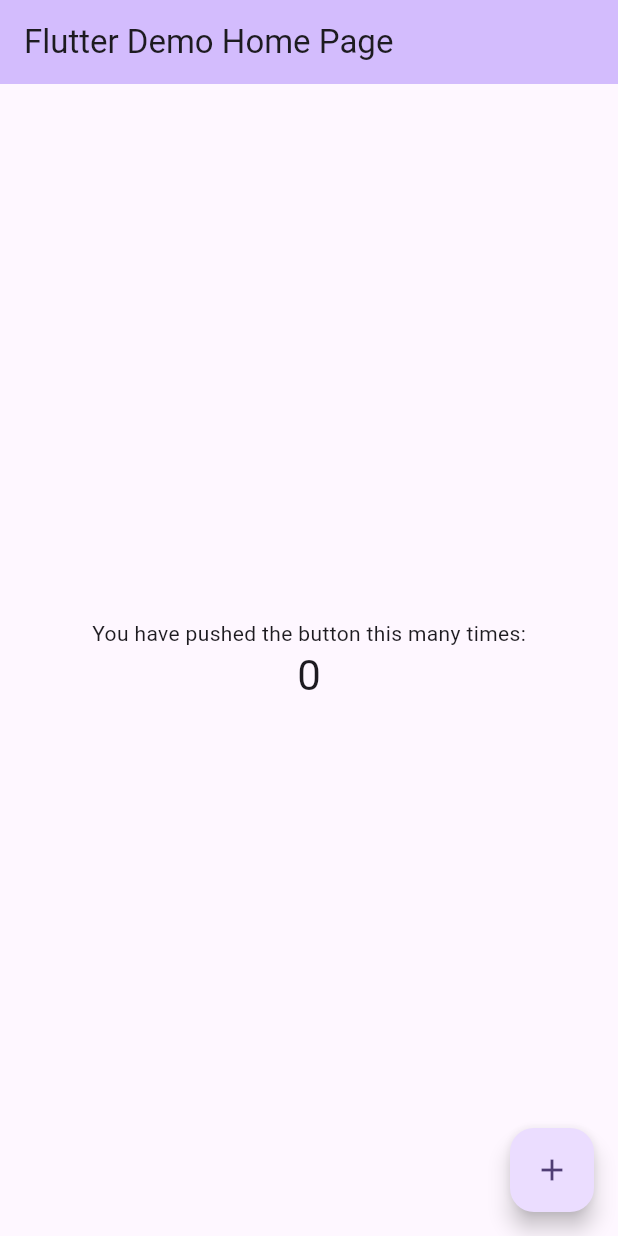
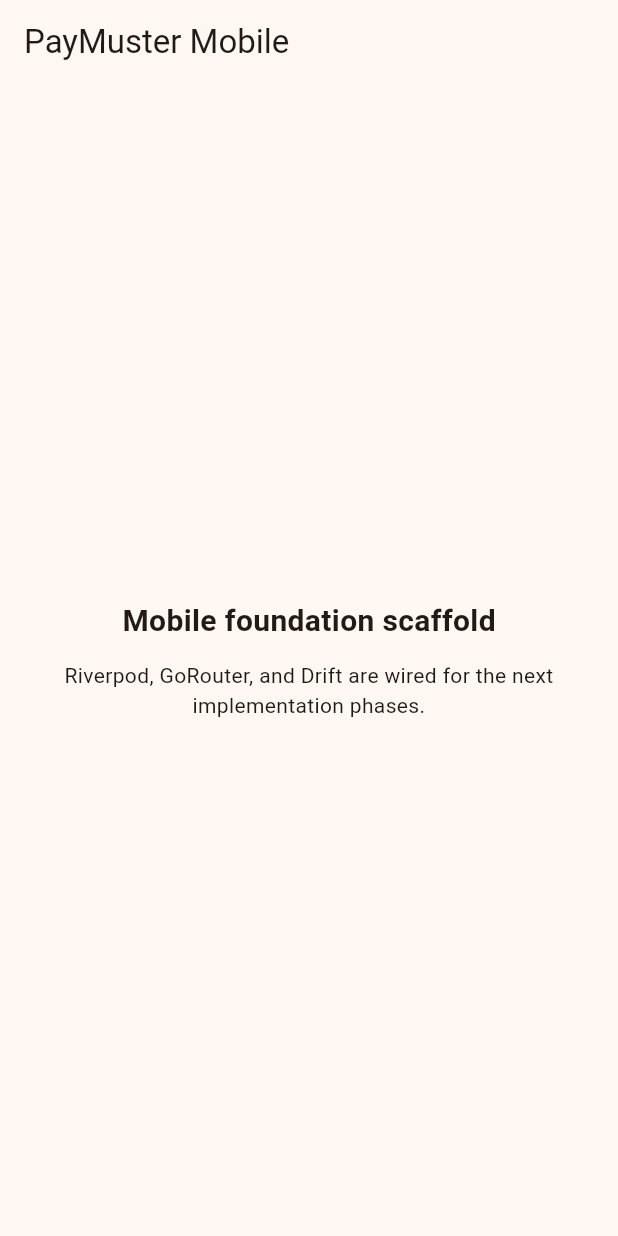
Before and after one commit to Aryan-246/PayMuster, a Flutter app: the screen it shows after launch, on a phone screen of 412 x 824 dp. Run offline on Flutter 3.47's test engine with Material 3 defaults, Android fonts, the phone set to English and light mode, and no system bars; our stand-ins replace flutter_riverpod, go_router.

Commit message:
feat: project foundation

```diff
--- /dev/null
+++ b/mobile/lib/app.dart
@@ -0,0 +1,63 @@
+import 'package:flutter/material.dart';
+import 'package:go_router/go_router.dart';
+import 'package:flutter_riverpod/flutter_riverpod.dart';
+
+void main() {
+  runApp(const ProviderScope(child: PayMusterApp()));
+}
+
+final _router = GoRouter(
+  initialLocation: '/',
+  routes: [
+    GoRoute(
+      path: '/',
+      builder: (context, state) => const HomeScreen(),
+    ),
+  ],
+);
+
+class PayMusterApp extends StatelessWidget {
+  const PayMusterApp({super.key});
+
+  @override
+  Widget build(BuildContext context) {
+    return MaterialApp.router(
+      title: 'PayMuster Mobile',
+      theme: ThemeData(
+        colorScheme: ColorScheme.fromSeed(seedColor: const Color(0xFFF4B400)),
+        useMaterial3: true,
+      ),
+      routerConfig: _router,
+    );
+  }
+}
+
+class HomeScreen extends StatelessWidget {
+  const HomeScreen({super.key});
+
+  @override
+  Widget build(BuildContext context) {
+    return Scaffold(
+      appBar: AppBar(title: const Text('PayMuster Mobile')),
+      body: const Center(
+        child: Padding(
+          padding: EdgeInsets.all(24),
+          child: Column(
+            mainAxisSize: MainAxisSize.min,
+            children: [
+              Text(
+                'Mobile foundation scaffold',
+                style: TextStyle(fontSize: 20, fontWeight: FontWeight.w600),
+              ),
+              SizedBox(height: 12),
+              Text(
+                'Riverpod, GoRouter, and Drift are wired for the next implementation phases.',
+                textAlign: TextAlign.center,
+              ),
+            ],
+          ),
+        ),
+      ),
+    );
+  }
+}
--- a/mobile/lib/main.dart
+++ b/mobile/lib/main.dart
@@ -1,122 +1,6 @@
 import 'package:flutter/material.dart';
+import 'app.dart';
 
 void main() {
-  runApp(const MyApp());
+  runApp(const PayMusterApp());
 }
-
-class MyApp extends StatelessWidget {
-  const MyApp({super.key});
-
-  // This widget is the root of your application.
-  @override
-  Widget build(BuildContext context) {
-    return MaterialApp(
-      title: 'Flutter Demo',
-      theme: ThemeData(
-        // This is the theme of your application.
-        //
-        // TRY THIS: Try running your application with "flutter run". You'll see
-        // the application has a purple toolbar. Then, without quitting the app,
-        // try changing the seedColor in the colorScheme below to Colors.green
-        // and then invoke "hot reload" (save your changes or press the "hot
-        // reload" button in a Flutter-supported IDE, or press "r" if you used
-        // the command line to start the app).
-        //
-        // Notice that the counter didn't reset back to zero; the application
-        // state is not lost during the reload. To reset the state, use hot
-        // restart instead.
-        //
-        // This works for code too, not just values: Most code changes can be
-        // tested with just a hot reload.
-        colorScheme: .fromSeed(seedColor: Colors.deepPurple),
-      ),
-      home: const MyHomePage(title: 'Flutter Demo Home Page'),
-    );
-  }
-}
-
-class MyHomePage extends StatefulWidget {
-  const MyHomePage({super.key, required this.title});
-
-  // This widget is the home page of your application. It is stateful, meaning
-  // that it has a State object (defined below) that contains fields that affect
-  // how it looks.
-
-  // This class is the configuration for the state. It holds the values (in this
-  // case the title) provided by the parent (in this case the App widget) and
-  // used by the build method of the State. Fields in a Widget subclass are
-  // always marked "final".
-
-  final String title;
-
-  @override
-  State<MyHomePage> createState() => _MyHomePageState();
-}
-
-class _MyHomePageState extends State<MyHomePage> {
-  int _counter = 0;
-
-  void _incrementCounter() {
-    setState(() {
-      // This call to setState tells the Flutter framework that something has
-      // changed in this State, which causes it to rerun the build method below
-      // so that the display can reflect the updated values. If we changed
-      // _counter without calling setState(), then the build method would not be
-      // called again, and so nothing would appear to happen.
-      _counter++;
-    });
-  }
-
-  @override
-  Widget build(BuildContext context) {
-    // This method is rerun every time setState is called, for instance as done
-    // by the _incrementCounter method above.
-    //
-    // The Flutter framework has been optimized to make rerunning build methods
-    // fast, so that you can just rebuild anything that needs updating rather
-    // than having to individually change instances of widgets.
-    return Scaffold(
-      appBar: AppBar(
-        // TRY THIS: Try changing the color here to a specific color (to
-        // Colors.amber, perhaps?) and trigger a hot reload to see the AppBar
-        // change color while the other colors stay the same.
-        backgroundColor: Theme.of(context).colorScheme.inversePrimary,
-        // Here we take the value from the MyHomePage object that was created by
-        // the App.build method, and use it to set our appbar title.
-        title: Text(widget.title),
-      ),
-      body: Center(
-        // Center is a layout widget. It takes a single child and positions it
-        // in the middle of the parent.
-        child: Column(
-          // Column is also a layout widget. It takes a list of children and
-          // arranges them vertically. By default, it sizes itself to fit its
-          // children horizontally, and tries to be as tall as its parent.
-          //
-          // Column has various properties to control how it sizes itself and
-          // how it positions its children. Here we use mainAxisAlignment to
-          // center the children vertically; the main axis here is the vertical
-          // axis because Columns are vertical (the cross axis would be
-          // horizontal).
-          //
-          // TRY THIS: Invoke "debug painting" (choose the "Toggle Debug Paint"
-          // action in the IDE, or press "p" in the console), to see the
-          // wireframe for each widget.
-          mainAxisAlignment: .center,
-          children: [
-            const Text('You have pushed the button this many times:'),
-            Text(
-              '$_counter',
-              style: Theme.of(context).textTheme.headlineMedium,
-            ),
-          ],
-        ),
-      ),
-      floatingActionButton: FloatingActionButton(
-        onPressed: _incrementCounter,
-        tooltip: 'Increment',
-        child: const Icon(Icons.add),
-      ),
-    );
-  }
-}
```
Also changed, not shown: mobile/pubspec.yaml (+7 -0 lines), mobile/pubspec.lock, 9 other files.
